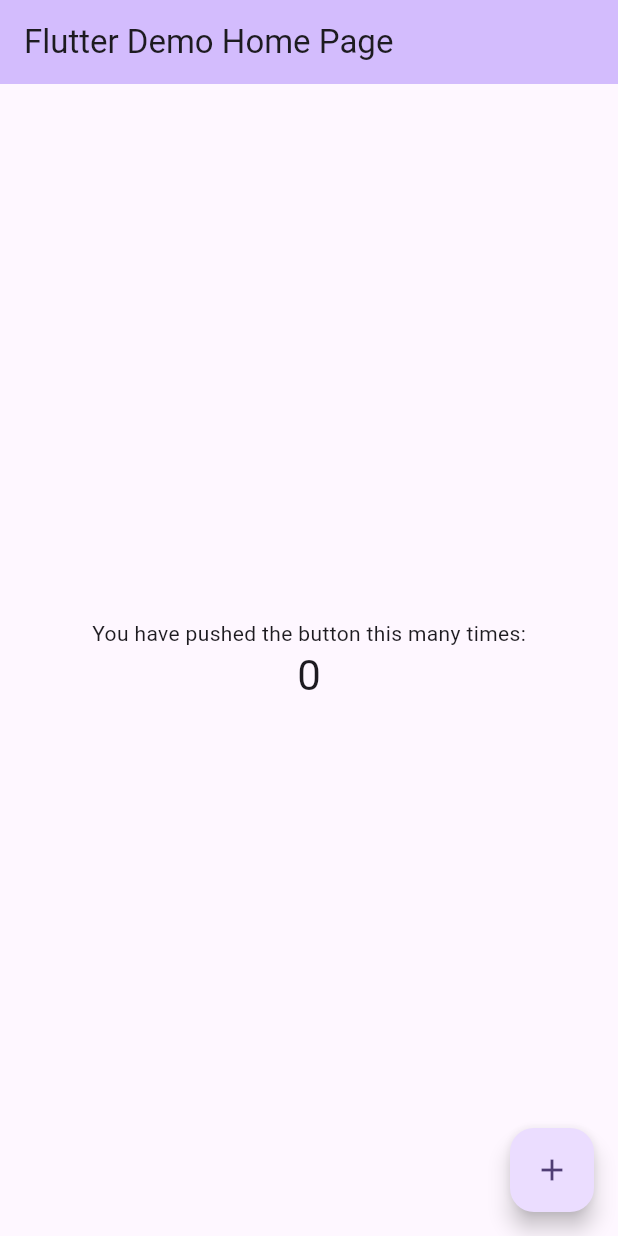
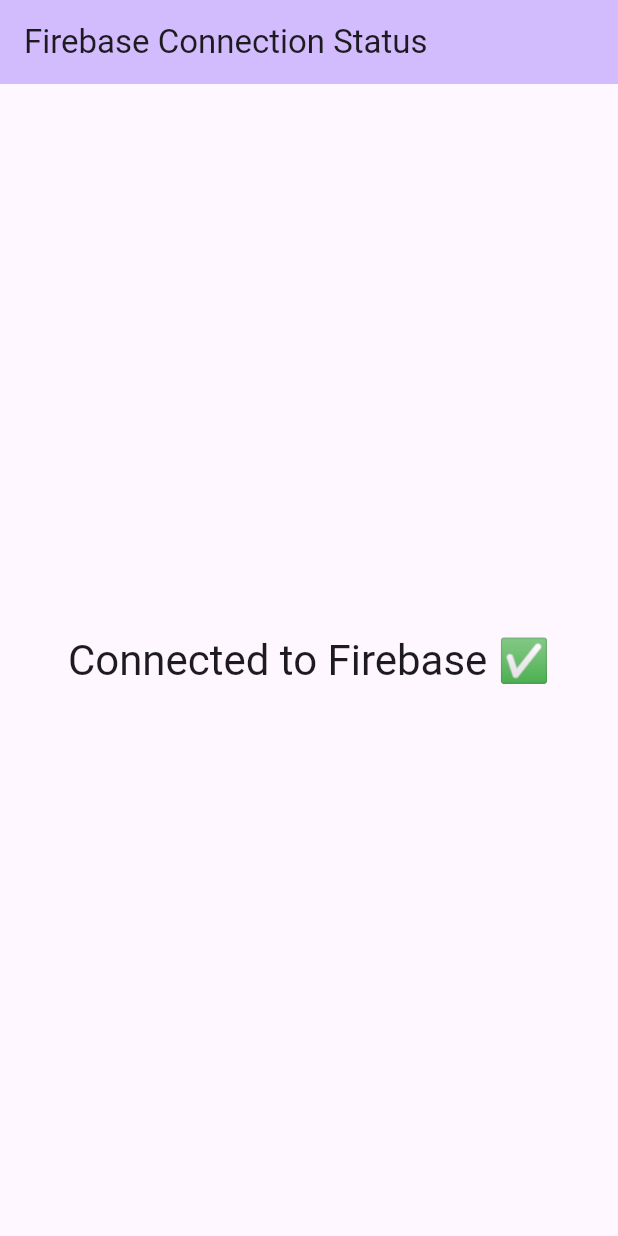
Before and after one commit to Aravinth-R07/Edu-Vibe, a Flutter app: the screen it shows after launch, on a phone screen of 412 x 824 dp. Run offline on Flutter 3.47's test engine with Material 3 defaults, Android fonts, the phone set to English and light mode, and no system bars; our stand-ins replace firebase_core; accounts and stored records are empty.

Commit message:
firebase Int

```diff
--- a/lib/main.dart
+++ b/lib/main.dart
@@ -1,125 +1,54 @@
 import 'package:flutter/material.dart';
+import 'package:firebase_core/firebase_core.dart';
 
-void main() {
-  runApp(const MyApp());
+void main() async {
+  WidgetsFlutterBinding.ensureInitialized();
+  bool isFirebaseConnected = false;
+
+  try {
+    await Firebase.initializeApp();
+    isFirebaseConnected = true;
+  } catch (e) {
+    isFirebaseConnected = false;
+  }
+
+  runApp(MyApp(isFirebaseConnected: isFirebaseConnected));
 }
 
 class MyApp extends StatelessWidget {
-  const MyApp({super.key});
+  final bool isFirebaseConnected;
+  const MyApp({super.key, required this.isFirebaseConnected});
 
-  // This widget is the root of your application.
   @override
   Widget build(BuildContext context) {
     return MaterialApp(
-      title: 'Flutter Demo',
+      title: 'Firebase Connection Check',
       theme: ThemeData(
-        // This is the theme of your application.
-        //
-        // TRY THIS: Try running your application with "flutter run". You'll see
-        // the application has a purple toolbar. Then, without quitting the app,
-        // try changing the seedColor in the colorScheme below to Colors.green
-        // and then invoke "hot reload" (save your changes or press the "hot
-        // reload" button in a Flutter-supported IDE, or press "r" if you used
-        // the command line to start the app).
-        //
-        // Notice that the counter didn't reset back to zero; the application
-        // state is not lost during the reload. To reset the state, use hot
-        // restart instead.
-        //
-        // This works for code too, not just values: Most code changes can be
-        // tested with just a hot reload.
         colorScheme: ColorScheme.fromSeed(seedColor: Colors.deepPurple),
         useMaterial3: true,
       ),
-      home: const MyHomePage(title: 'Flutter Demo Home Page'),
+      home: MyHomePage(isFirebaseConnected: isFirebaseConnected),
     );
   }
 }
 
-class MyHomePage extends StatefulWidget {
-  const MyHomePage({super.key, required this.title});
-
-  // This widget is the home page of your application. It is stateful, meaning
-  // that it has a State object (defined below) that contains fields that affect
-  // how it looks.
-
-  // This class is the configuration for the state. It holds the values (in this
-  // case the title) provided by the parent (in this case the App widget) and
-  // used by the build method of the State. Fields in a Widget subclass are
-  // always marked "final".
-
-  final String title;
-
-  @override
-  State<MyHomePage> createState() => _MyHomePageState();
-}
-
-class _MyHomePageState extends State<MyHomePage> {
-  int _counter = 0;
-
-  void _incrementCounter() {
-    setState(() {
-      // This call to setState tells the Flutter framework that something has
-      // changed in this State, which causes it to rerun the build method below
-      // so that the display can reflect the updated values. If we changed
-      // _counter without calling setState(), then the build method would not be
-      // called again, and so nothing would appear to happen.
-      _counter++;
-    });
-  }
+class MyHomePage extends StatelessWidget {
+  final bool isFirebaseConnected;
+  const MyHomePage({super.key, required this.isFirebaseConnected});
 
   @override
   Widget build(BuildContext context) {
-    // This method is rerun every time setState is called, for instance as done
-    // by the _incrementCounter method above.
-    //
-    // The Flutter framework has been optimized to make rerunning build methods
-    // fast, so that you can just rebuild anything that needs updating rather
-    // than having to individually change instances of widgets.
     return Scaffold(
       appBar: AppBar(
-        // TRY THIS: Try changing the color here to a specific color (to
-        // Colors.amber, perhaps?) and trigger a hot reload to see the AppBar
-        // change color while the other colors stay the same.
         backgroundColor: Theme.of(context).colorScheme.inversePrimary,
-        // Here we take the value from the MyHomePage object that was created by
-        // the App.build method, and use it to set our appbar title.
-        title: Text(widget.title),
+        title: const Text("Firebase Connection Status"),
       ),
       body: Center(
-        // Center is a layout widget. It takes a single child and positions it
-        // in the middle of the parent.
-        child: Column(
-          // Column is also a layout widget. It takes a list of children and
-          // arranges them vertically. By default, it sizes itself to fit its
-          // children horizontally, and tries to be as tall as its parent.
-          //
-          // Column has various properties to control how it sizes itself and
-          // how it positions its children. Here we use mainAxisAlignment to
-          // center the children vertically; the main axis here is the vertical
-          // axis because Columns are vertical (the cross axis would be
-          // horizontal).
-          //
-          // TRY THIS: Invoke "debug painting" (choose the "Toggle Debug Paint"
-          // action in the IDE, or press "p" in the console), to see the
-          // wireframe for each widget.
-          mainAxisAlignment: MainAxisAlignment.center,
-          children: <Widget>[
-            const Text(
-              'You have pushed the button this many times:',
-            ),
-            Text(
-              '$_counter',
-              style: Theme.of(context).textTheme.headlineMedium,
-            ),
-          ],
+        child: Text(
+          isFirebaseConnected ? "Connected to Firebase ✅" : "Firebase connection failed ❌",
+          style: Theme.of(context).textTheme.headlineMedium,
         ),
       ),
-      floatingActionButton: FloatingActionButton(
-        onPressed: _incrementCounter,
-        tooltip: 'Increment',
-        child: const Icon(Icons.add),
-      ), // This trailing comma makes auto-formatting nicer for build methods.
     );
   }
 }
--- a/pubspec.yaml
+++ b/pubspec.yaml
@@ -34,6 +34,10 @@
   # The following adds the Cupertino Icons font to your application.
   # Use with the CupertinoIcons class for iOS style icons.
   cupertino_icons: ^1.0.8
+  firebase_core: ^3.12.1
+  firebase_auth: ^5.5.1
+  cloud_firestore: ^5.6.5
+  firebase_storage: ^12.4.4
 
 dev_dependencies:
   flutter_test:
```
Also changed, not shown: firebase.json (added), lib/firebase_options.dart (added), pubspec.lock, 7 other files.
